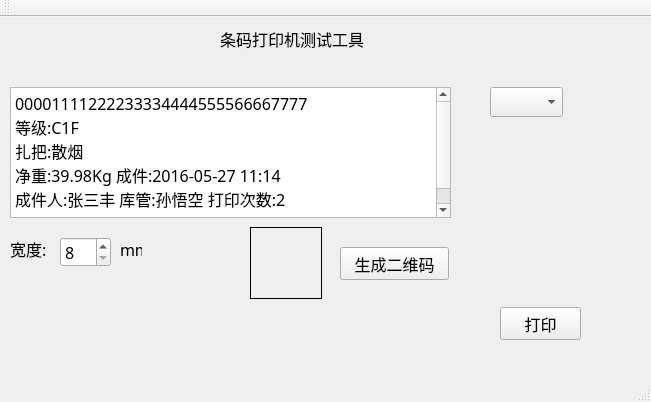
isliulin/QT43, file netserver/mainwindow.ui: the form before one commit.
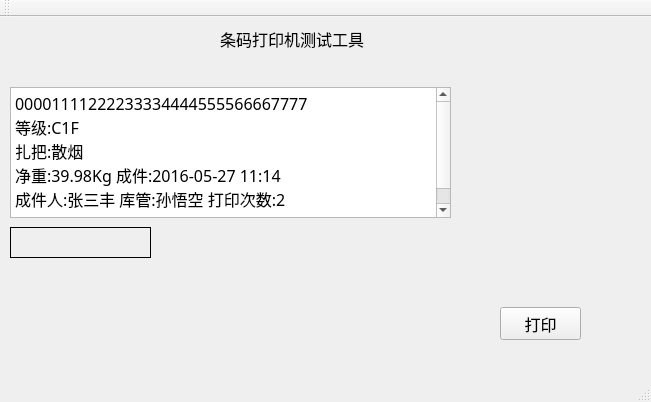
The form after the commit.

```diff
--- a/netserver/mainwindow.ui
+++ b/netserver/mainwindow.ui
@@ -42,29 +42,6 @@
 &lt;p style=&quot;-qt-paragraph-type:empty; margin-top:0px; margin-bottom:0px; margin-left:0px; margin-right:0px; -qt-block-indent:0; text-indent:0px;&quot;&gt;&lt;br /&gt;&lt;/p&gt;&lt;/body&gt;&lt;/html&gt;</string>
     </property>
    </widget>
-   <widget class="QPushButton" name="pushButton">
-    <property name="geometry">
-     <rect>
-      <x>340</x>
-      <y>230</y>
-      <width>109</width>
-      <height>33</height>
-     </rect>
-    </property>
-    <property name="text">
-     <string>生成二维码</string>
-    </property>
-   </widget>
-   <widget class="QComboBox" name="cb_tty">
-    <property name="geometry">
-     <rect>
-      <x>490</x>
-      <y>70</y>
-      <width>73</width>
-      <height>30</height>
-     </rect>
-    </property>
-   </widget>
    <widget class="QPushButton" name="print">
     <property name="geometry">
      <rect>
@@ -81,10 +58,10 @@
    <widget class="QLabel" name="qrcode">
     <property name="geometry">
      <rect>
-      <x>250</x>
+      <x>10</x>
       <y>210</y>
-      <width>72</width>
-      <height>72</height>
+      <width>141</width>
+      <height>31</height>
      </rect>
     </property>
     <property name="frameShape">
@@ -94,48 +71,6 @@
      <string/>
     </property>
    </widget>
-   <widget class="QLabel" name="label">
-    <property name="geometry">
-     <rect>
-      <x>10</x>
-      <y>220</y>
-      <width>43</width>
-      <height>24</height>
-     </rect>
-    </property>
-    <property name="text">
-     <string>宽度:</string>
-    </property>
-   </widget>
-   <widget class="QSpinBox" name="width">
-    <property name="geometry">
-     <rect>
-      <x>60</x>
-      <y>220</y>
-      <width>51</width>
-      <height>30</height>
-     </rect>
-    </property>
-    <property name="minimum">
-     <number>8</number>
-    </property>
-    <property name="maximum">
-     <number>19</number>
-    </property>
-   </widget>
-   <widget class="QLabel" name="label_2">
-    <property name="geometry">
-     <rect>
-      <x>120</x>
-      <y>220</y>
-      <width>22</width>
-      <height>24</height>
-     </rect>
-    </property>
-    <property name="text">
-     <string>mm</string>
-    </property>
-   </widget>
    <widget class="QLabel" name="label_3">
     <property name="geometry">
      <rect>
```
Left out of the diff: 2 changed lines with no effect on the pictures.
